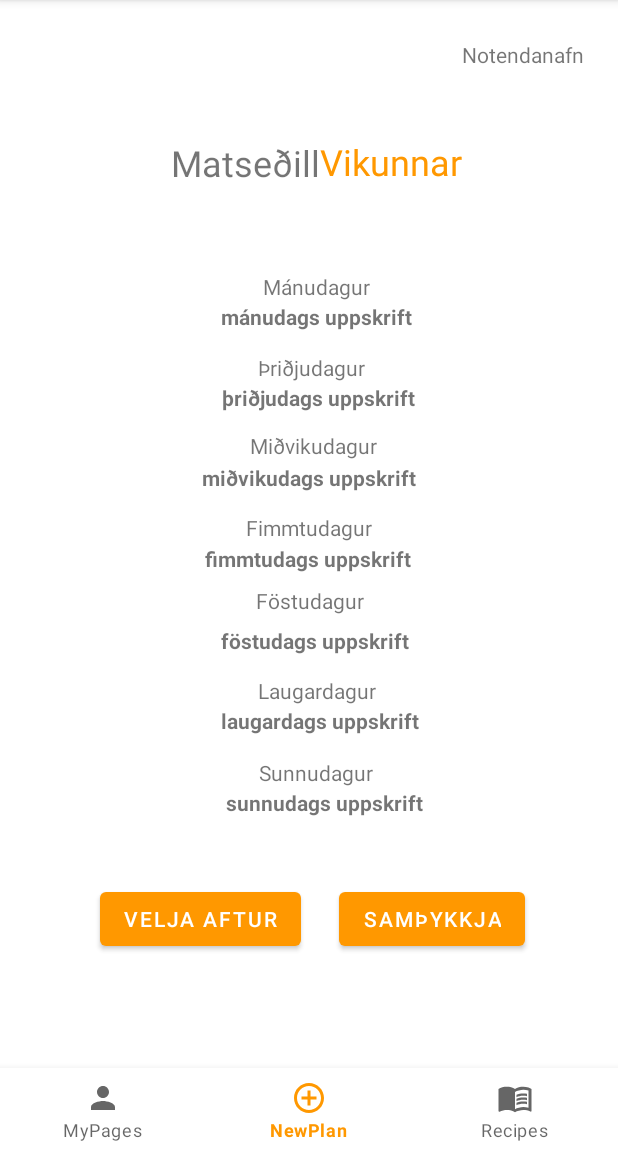
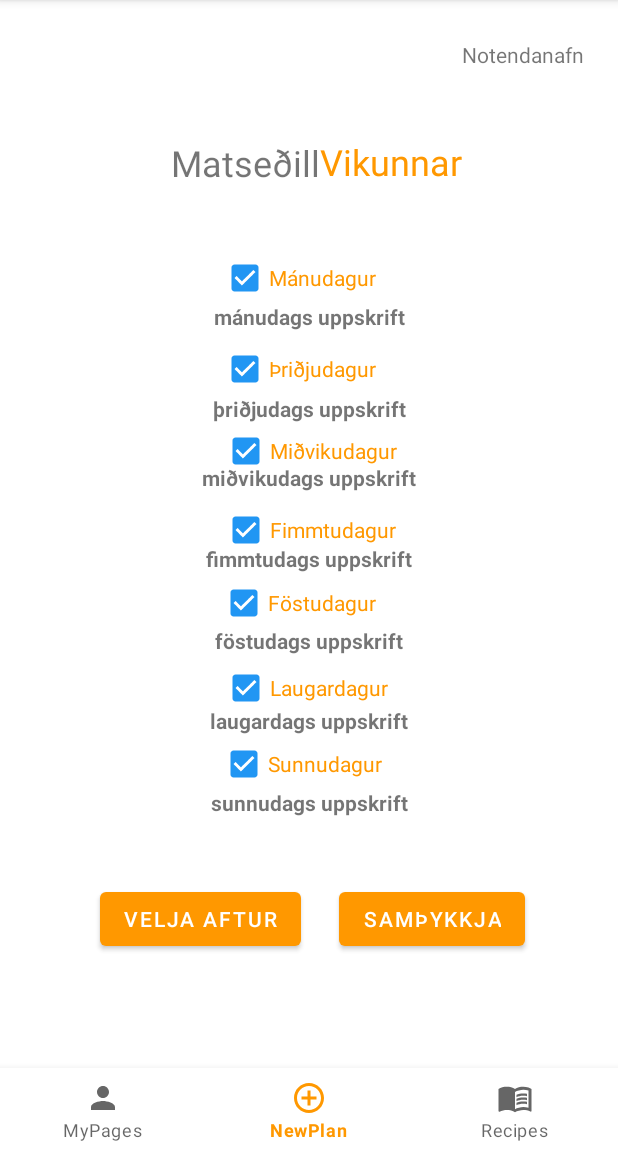
Before and after one commit to helgagunndis/HBVTeam4, an Android app: the MealPlanActivity screen opened directly, with no data from a screen before it, on a phone screen of 412 x 824 dp, the part 84-1236 px from its top. Run offline under Robolectric (Android 15) with nearby library versions, the phone set to English and light mode, and no system bars; our stand-ins replace Volley; network calls fail.

```diff
--- a/app/src/main/java/com/example/matsedillvikunnar/ui/Activities/MealPlanActivity.java
+++ b/app/src/main/java/com/example/matsedillvikunnar/ui/Activities/MealPlanActivity.java
@@ -6,6 +6,7 @@ import android.util.Log;
 import android.view.Menu;
 import android.view.MenuItem;
 import android.view.View;
+import android.widget.CheckBox;
 import android.widget.TextView;
 
 import androidx.annotation.NonNull;
@@ -31,6 +32,15 @@ public class MealPlanActivity extends AppCompatActivity {
     private int mMealPlanIndex = 0;
     private List mMealPlan;
     private TextView mTextViewUser;
+
+    private CheckBox mCheckBoxMonday;
+    private CheckBox mCheckBoxTuesday;
+    private CheckBox mCheckBoxWednesday;
+    private CheckBox mCheckBoxThursday;
+    private CheckBox mCheckBoxFriday;
+    private CheckBox mCheckBoxSaturday;
+    private CheckBox mCheckBoxSunday;
+
     private TextView mTextViewMondayRecipe;
     private TextView mTextViewTuesdayRecipe;
     private TextView mTextViewWednesdayRecipe;
@@ -45,6 +55,14 @@ public class MealPlanActivity extends AppCompatActivity {
         setContentView(R.layout.activity_mealplan);
 
         mTextViewUser = (TextView) findViewById(R.id.user_text);
+        mCheckBoxMonday = (CheckBox) findViewById(R.id.checkBox_monday);
+        mCheckBoxTuesday = (CheckBox) findViewById(R.id.checkBox_tuesday);
+        mCheckBoxWednesday = (CheckBox) findViewById(R.id.checkBox_wednesday);
+        mCheckBoxThursday = (CheckBox) findViewById(R.id.checkBox_thursday);
+        mCheckBoxFriday = (CheckBox) findViewById(R.id.checkBox_friday);
+        mCheckBoxSaturday = (CheckBox) findViewById(R.id.checkBox_saturday);
+        mCheckBoxSunday = (CheckBox) findViewById(R.id.checkBox_sunday);
+
         mTextViewMondayRecipe = (TextView) findViewById(R.id.monday_recipe_textView);
         mTextViewTuesdayRecipe = (TextView) findViewById(R.id.tuesday_recipe_textView);
         mTextViewWednesdayRecipe = (TextView) findViewById(R.id.wednesday_recipe_textView);
@@ -95,14 +113,55 @@ public class MealPlanActivity extends AppCompatActivity {
         service.getMealPlan(category, days,new NetworkCallback<List<Recipe>>() {
             @Override
             public void onSuccess(List<Recipe> result) {
+                if (mCheckBoxMonday.isChecked() == true ) {
+                    mTextViewMondayRecipe.setText(result.get(0).getRecipeTitle());
+                }
+                else {
+                    mTextViewMondayRecipe.setText("Enginn réttur valinn");
+                }
 
-                mTextViewMondayRecipe.setText(result.get(0).getRecipeTitle());
+                if (mCheckBoxTuesday.isChecked() == true ) {
                     mTextViewTuesdayRecipe.setText(result.get(1).getRecipeTitle());
+                }
+                else {
+                    mTextViewTuesdayRecipe.setText("Enginn réttur valinn");
+                }
+
+                if (mCheckBoxWednesday.isChecked() == true ) {
                     mTextViewWednesdayRecipe.setText(result.get(2).getRecipeTitle());
+                }
+                else {
+                    mTextViewWednesdayRecipe.setText("Enginn réttur valinn");
+                }
+
+                if (mCheckBoxThursday.isChecked() == true ) {
                     mTextViewThursdayRecipe.setText(result.get(3).getRecipeTitle());
+                }
+                else {
+                    mTextViewThursdayRecipe.setText("Enginn réttur valinn");
+                }
+
+                if (mCheckBoxFriday.isChecked() == true ) {
                     mTextViewFridayRecipe.setText(result.get(4).getRecipeTitle());
+                }
+                else {
+                    mTextViewFridayRecipe.setText("Enginn réttur valinn");
+                }
+
+                if (mCheckBoxSaturday.isChecked() == true ) {
                     mTextViewSaturdayRecipe.setText(result.get(5).getRecipeTitle());
+                }
+                else {
+                    mTextViewSaturdayRecipe.setText("Enginn réttur valinn");
+                }
+
+                if (mCheckBoxSunday.isChecked() == true ) {
                     mTextViewSundayRecipe.setText(result.get(6).getRecipeTitle());
+                }
+                else {
+                    mTextViewSundayRecipe.setText("Enginn réttur valinn");
+                }
+
                 Log.d(TAG, "Fann þessar uppskriftir" + result );
             }
             @Override
--- a/app/src/main/res/layout/activity_mealplan.xml
+++ b/app/src/main/res/layout/activity_mealplan.xml
@@ -48,89 +48,104 @@
         app:layout_constraintTop_toTopOf="parent"
         app:layout_constraintVertical_bias="0.036" />
 
-    <TextView
-        android:id="@+id/textView2"
+    <CheckBox
+        android:id="@+id/checkBox_monday"
         android:layout_width="wrap_content"
         android:layout_height="wrap_content"
+        android:checked="true"
         android:text="@string/monday"
+        android:textColor="#FF9800"
         app:layout_constraintBottom_toBottomOf="parent"
         app:layout_constraintEnd_toEndOf="parent"
-        app:layout_constraintHorizontal_bias="0.514"
+        app:layout_constraintHorizontal_bias="0.477"
         app:layout_constraintStart_toStartOf="parent"
         app:layout_constraintTop_toTopOf="parent"
-        app:layout_constraintVertical_bias="0.242" />
+        app:layout_constraintVertical_bias="0.224" />
 
-    <TextView
-        android:id="@+id/textView6"
+    <CheckBox
+        android:id="@+id/checkBox_tuesday"
         android:layout_width="wrap_content"
         android:layout_height="wrap_content"
+        android:checked="true"
         android:text="@string/tuesday"
+        android:textColor="#FF9800"
         app:layout_constraintBottom_toBottomOf="parent"
         app:layout_constraintEnd_toEndOf="parent"
-        app:layout_constraintHorizontal_bias="0.504"
+        app:layout_constraintHorizontal_bias="0.478"
         app:layout_constraintStart_toStartOf="parent"
         app:layout_constraintTop_toTopOf="parent"
-        app:layout_constraintVertical_bias="0.314" />
+        app:layout_constraintVertical_bias="0.308" />
 
-    <TextView
-        android:id="@+id/textView8"
+    <CheckBox
+        android:id="@+id/checkBox_wednesday"
         android:layout_width="wrap_content"
         android:layout_height="wrap_content"
+        android:checked="true"
         android:text="@string/wednesday"
+        android:textColor="#FF9800"
         app:layout_constraintBottom_toBottomOf="parent"
         app:layout_constraintEnd_toEndOf="parent"
-        app:layout_constraintHorizontal_bias="0.509"
+        app:layout_constraintHorizontal_bias="0.5"
         app:layout_constraintStart_toStartOf="parent"
         app:layout_constraintTop_toTopOf="parent"
         app:layout_constraintVertical_bias="0.384" />
 
-    <TextView
-        android:id="@+id/textView9"
+    <CheckBox
+        android:id="@+id/checkBox_thursday"
         android:layout_width="wrap_content"
         android:layout_height="wrap_content"
+        android:checked="true"
         android:text="@string/thursday"
+        android:textColor="#FF9800"
         app:layout_constraintBottom_toBottomOf="parent"
         app:layout_constraintEnd_toEndOf="parent"
-        app:layout_constraintHorizontal_bias="0.501"
+        app:layout_constraintHorizontal_bias="0.5"
         app:layout_constraintStart_toStartOf="parent"
         app:layout_constraintTop_toTopOf="parent"
         app:layout_constraintVertical_bias="0.457" />
 
-    <TextView
-        android:id="@+id/textView10"
+    <CheckBox
+        android:id="@+id/checkBox_friday"
         android:layout_width="wrap_content"
         android:layout_height="wrap_content"
         android:layout_marginTop="32dp"
+        android:checked="true"
         android:text="@string/friday"
+        android:textColor="#FF9800"
         app:layout_constraintBottom_toBottomOf="parent"
         app:layout_constraintEnd_toEndOf="parent"
-        app:layout_constraintHorizontal_bias="0.502"
+        app:layout_constraintHorizontal_bias="0.477"
         app:layout_constraintStart_toStartOf="parent"
-        app:layout_constraintTop_toTopOf="parent" />
+        app:layout_constraintTop_toTopOf="parent"
+        app:layout_constraintVertical_bias="0.503" />
 
-    <TextView
-        android:id="@+id/textView11"
+    <CheckBox
+        android:id="@+id/checkBox_saturday"
         android:layout_width="wrap_content"
         android:layout_height="wrap_content"
+        android:checked="true"
         android:text="@string/saturday"
+        android:textColor="#FF9800"
         app:layout_constraintBottom_toBottomOf="parent"
         app:layout_constraintEnd_toEndOf="parent"
-        app:layout_constraintHorizontal_bias="0.516"
+        app:layout_constraintHorizontal_bias="0.491"
         app:layout_constraintStart_toStartOf="parent"
         app:layout_constraintTop_toTopOf="parent"
-        app:layout_constraintVertical_bias="0.602" />
+        app:layout_constraintVertical_bias="0.604" />
 
-    <TextView
-        android:id="@+id/textView12"
+    <CheckBox
+        android:id="@+id/checkBox_sunday"
         android:layout_width="wrap_content"
         android:layout_height="wrap_content"
+        android:checked="true"
         android:text="@string/sunday"
+        android:textColor="#FF9800"
         app:layout_constraintBottom_toBottomOf="parent"
         app:layout_constraintEnd_toEndOf="parent"
-        app:layout_constraintHorizontal_bias="0.514"
+        app:layout_constraintHorizontal_bias="0.483"
         app:layout_constraintStart_toStartOf="parent"
         app:layout_constraintTop_toTopOf="parent"
-        app:layout_constraintVertical_bias="0.675" />
+        app:layout_constraintVertical_bias="0.674" />
 
     <Button
         android:id="@+id/generate_btn"
@@ -161,11 +176,11 @@
         android:id="@+id/monday_recipe_textView"
         android:layout_width="wrap_content"
         android:layout_height="wrap_content"
+        android:text="@string/monday_recipe"
         android:textStyle="bold"
-        android:text="@string/monday_recipe"
         app:layout_constraintBottom_toBottomOf="parent"
         app:layout_constraintEnd_toEndOf="parent"
-        app:layout_constraintHorizontal_bias="0.517"
+        app:layout_constraintHorizontal_bias="0.5"
         app:layout_constraintStart_toStartOf="parent"
         app:layout_constraintTop_toTopOf="parent"
         app:layout_constraintVertical_bias="0.269" />
@@ -174,23 +189,24 @@
         android:id="@+id/tuesday_recipe_textView"
         android:layout_width="wrap_content"
         android:layout_height="wrap_content"
+        android:text="@string/tuesday_recipe"
         android:textStyle="bold"
-        android:text="@string/tuesday_recipe"
         app:layout_constraintBottom_toBottomOf="parent"
         app:layout_constraintEnd_toEndOf="parent"
-        app:layout_constraintHorizontal_bias="0.522"
+        app:layout_constraintHorizontal_bias="0.5"
         app:layout_constraintStart_toStartOf="parent"
         app:layout_constraintTop_toTopOf="parent"
-        app:layout_constraintVertical_bias="0.341" />
+        app:layout_constraintVertical_bias="0.351" />
 
     <TextView
         android:id="@+id/wednesday_recipe_textView"
         android:layout_width="wrap_content"
         android:layout_height="wrap_content"
+        android:text="@string/wednesday_recipe"
         android:textStyle="bold"
-        android:text="@string/wednesday_recipe"
         app:layout_constraintBottom_toBottomOf="parent"
         app:layout_constraintEnd_toEndOf="parent"
+        app:layout_constraintHorizontal_bias="0.5"
         app:layout_constraintStart_toStartOf="parent"
         app:layout_constraintTop_toTopOf="parent"
         app:layout_constraintVertical_bias="0.412" />
@@ -199,11 +215,11 @@
         android:id="@+id/thursday_recipe_textView"
         android:layout_width="wrap_content"
         android:layout_height="wrap_content"
+        android:text="@string/thursday_recipe"
         android:textStyle="bold"
-        android:text="@string/thursday_recipe"
         app:layout_constraintBottom_toBottomOf="parent"
         app:layout_constraintEnd_toEndOf="parent"
-        app:layout_constraintHorizontal_bias="0.498"
+        app:layout_constraintHorizontal_bias="0.5"
         app:layout_constraintStart_toStartOf="parent"
         app:layout_constraintTop_toTopOf="parent"
         app:layout_constraintVertical_bias="0.484" />
@@ -213,11 +229,11 @@
         android:id="@+id/friday_recipe_textView"
         android:layout_width="wrap_content"
         android:layout_height="wrap_content"
+        android:text="@string/friday_recipe"
         android:textStyle="bold"
-        android:text="@string/friday_recipe"
         app:layout_constraintBottom_toBottomOf="parent"
         app:layout_constraintEnd_toEndOf="parent"
-        app:layout_constraintHorizontal_bias="0.513"
+        app:layout_constraintHorizontal_bias="0.5"
         app:layout_constraintStart_toStartOf="parent"
         app:layout_constraintTop_toTopOf="parent"
         app:layout_constraintVertical_bias="0.557" />
@@ -226,11 +242,11 @@
         android:id="@+id/saturday_recipe_textView"
         android:layout_width="wrap_content"
         android:layout_height="wrap_content"
+        android:text="@string/saturday_recipe"
         android:textStyle="bold"
-        android:text="@string/saturday_recipe"
         app:layout_constraintBottom_toBottomOf="parent"
         app:layout_constraintEnd_toEndOf="parent"
-        app:layout_constraintHorizontal_bias="0.526"
+        app:layout_constraintHorizontal_bias="0.5"
         app:layout_constraintStart_toStartOf="parent"
         app:layout_constraintTop_toTopOf="parent"
         app:layout_constraintVertical_bias="0.629" />
@@ -239,11 +255,11 @@
         android:id="@+id/sunday_recipe_textView"
         android:layout_width="wrap_content"
         android:layout_height="wrap_content"
+        android:text="@string/sunday_recipe"
         android:textStyle="bold"
-        android:text="@string/sunday_recipe"
         app:layout_constraintBottom_toBottomOf="parent"
         app:layout_constraintEnd_toEndOf="parent"
-        app:layout_constraintHorizontal_bias="0.536"
+        app:layout_constraintHorizontal_bias="0.5"
         app:layout_constraintStart_toStartOf="parent"
         app:layout_constraintTop_toTopOf="parent"
         app:layout_constraintVertical_bias="0.702" />
@@ -255,7 +271,7 @@
         app:layout_constraintBottom_toBottomOf="parent"
         app:layout_constraintEnd_toEndOf="parent"
         app:layout_constraintStart_toStartOf="parent"
-        app:menu="@menu/bottom_nav_menu"/>
+        app:menu="@menu/bottom_nav_menu" />
 
 
 </androidx.constraintlayout.widget.ConstraintLayout>
```
Also changed, not shown: app/src/main/res/layout/activity_recipes.xml (+4 -4 lines). Lines whose indentation alone changed are shown as unchanged.
